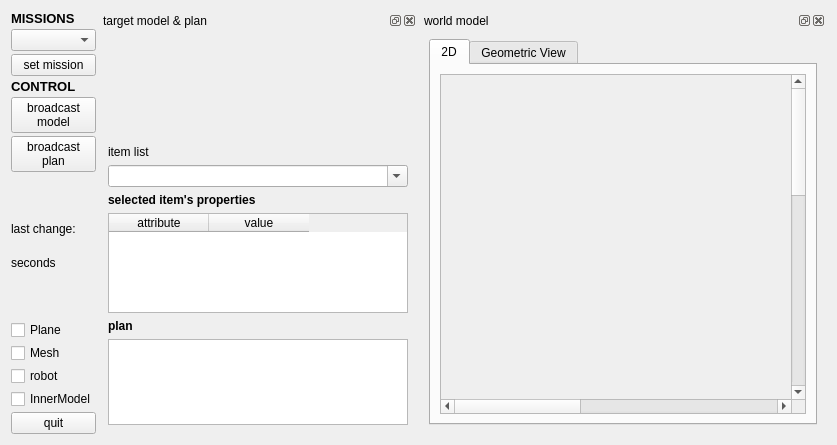
This is tools/agmmission/src/mainUI.ui in rahulkatiyar19955/AGM as Qt 5 draws it before an edit. The edited form follows.
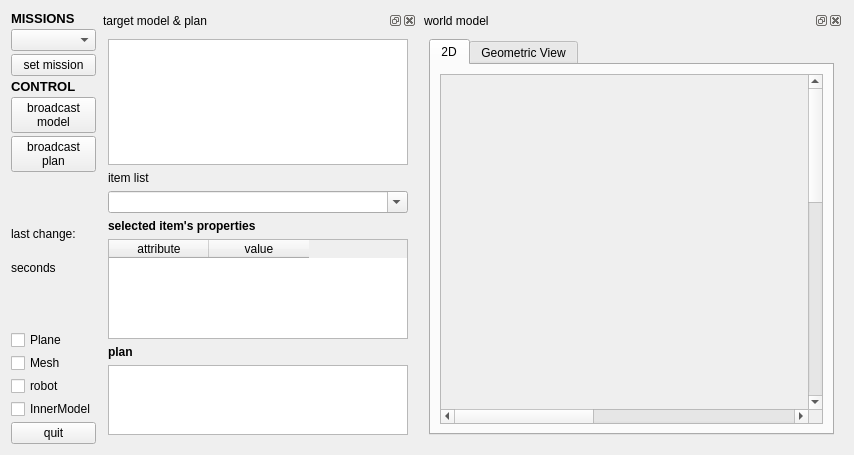
This is the edited form.

Commit message: Added target data

Diff of the .ui file:
```diff
--- a/tools/agmmission/src/mainUI.ui
+++ b/tools/agmmission/src/mainUI.ui
@@ -6,8 +6,8 @@
    <rect>
     <x>0</x>
     <y>0</y>
-    <width>837</width>
-    <height>445</height>
+    <width>854</width>
+    <height>455</height>
    </rect>
   </property>
   <property name="windowTitle">
@@ -184,26 +184,7 @@
        <widget class="QWidget" name="dockWidgetContents_2">
         <layout class="QVBoxLayout" name="verticalLayout_2">
          <item>
-          <widget class="QWidget" name="targetWidget" native="true">
-           <property name="sizePolicy">
-            <sizepolicy hsizetype="Expanding" vsizetype="Expanding">
-             <horstretch>1</horstretch>
-             <verstretch>1</verstretch>
-            </sizepolicy>
-           </property>
-           <property name="minimumSize">
-            <size>
-             <width>300</width>
-             <height>100</height>
-            </size>
-           </property>
-           <property name="maximumSize">
-            <size>
-             <width>400</width>
-             <height>16777215</height>
-            </size>
-           </property>
-          </widget>
+          <widget class="QTextEdit" name="targetText"/>
          </item>
          <item>
           <widget class="QLabel" name="label_4">
@@ -392,7 +373,7 @@
                 <property name="geometry">
                  <rect>
                   <x>0</x>
-                  <y>-245</y>
+                  <y>0</y>
                   <width>900</width>
                   <height>900</height>
                  </rect>
```
The commit also changes 7 other files.
